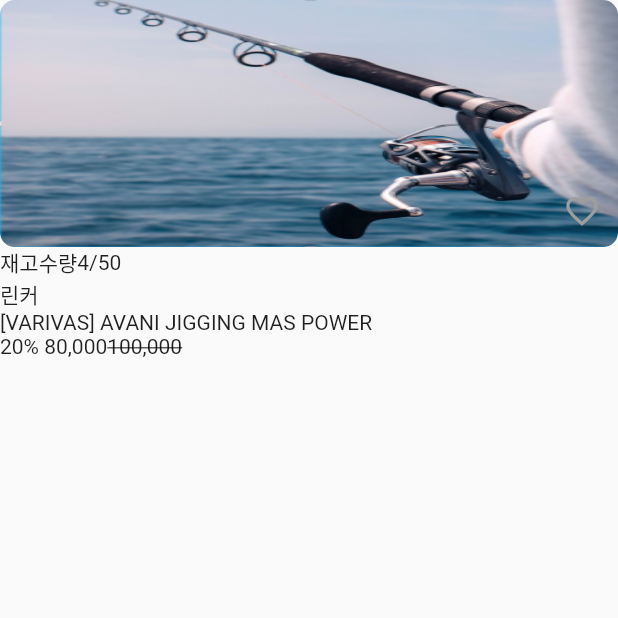
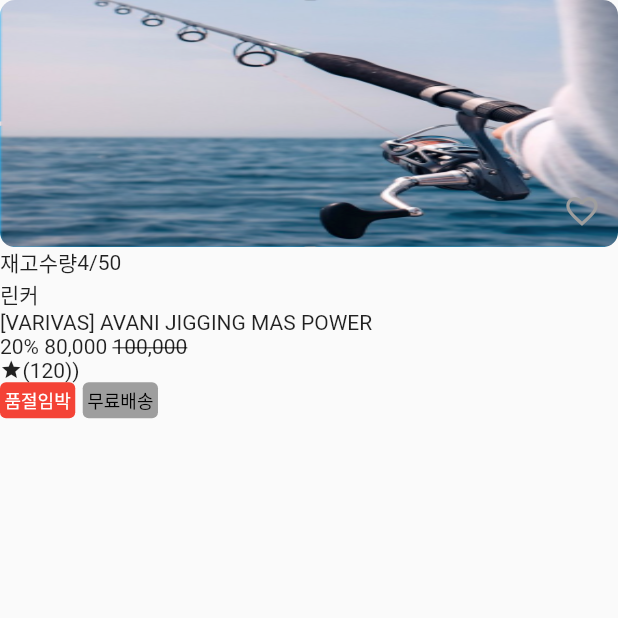
Before and after one commit to junhyeon-Lee/flutter_module_shopping_mall, a Flutter app: the SpecialEditionListItems screen opened directly, on a phone screen of 412 x 824 dp, the top half of it. Run offline on Flutter 3.47's test engine with Material 2 defaults, Android fonts, the phone set to English and light mode, and no system bars; our stand-ins replace carousel_slider, flutter_svg.

Commit message:
UI:1차 진행중

```diff
--- a/lib/presentation/view/view_screens/limited_edition/limited_edition.dart
+++ b/lib/presentation/view/view_screens/limited_edition/limited_edition.dart
@@ -1,6 +1,6 @@
 import 'package:carousel_slider/carousel_slider.dart';
 import 'package:flutter/material.dart';
-import 'package:flutter_module_shopping_mall/presentation/view/view_screens/special_exhibition/special_edition_list_items.dart';
+import 'package:flutter_module_shopping_mall/presentation/view/view_screens/limited_edition/limited_edition_list_items.dart';
 
 class LimitedEdition extends StatelessWidget {
   const LimitedEdition({Key? key}) : super(key: key);
@@ -8,6 +8,8 @@ class LimitedEdition extends StatelessWidget {
   @override
   Widget build(BuildContext context) {
     final deviceWidth = MediaQuery.of(context).size.width;
+    final deviceHeight = MediaQuery.of(context).size.height;
+
     List<String> images = ['assets/images/sample.png','assets/images/pika.png','assets/images/sample.png','assets/images/pika.png'];
     return Scaffold(
       body: Column(children: [
@@ -36,7 +38,7 @@ class LimitedEdition extends StatelessWidget {
 
 
 
-          SizedBox(height: 1000,
+          SizedBox(height: deviceHeight*0.85,
           child: DefaultTabController(
             length: 10,
             child: Scaffold(
@@ -58,7 +60,7 @@ class LimitedEdition extends StatelessWidget {
 
                 ],
               ),
-              body: SizedBox(height: 800,
+              body: SizedBox(height: deviceHeight*0.83,
                 child: TabBarView(
                   children: <Widget>[
 
--- a/lib/presentation/view/view_screens/special_exhibition/special_edition_list_items.dart
+++ b/lib/presentation/view/view_screens/limited_edition/limited_edition_list_items.dart
@@ -42,13 +42,44 @@ class SpecialEditionListItems extends StatelessWidget {
               const Text('[VARIVAS] AVANI JIGGING MAS POWER'),
               Row(
                 children: const [
-                  Text('20% 80,000'),
+                  Text('20% 80,000 '),
                   Text('100,000', style: TextStyle(decoration: TextDecoration.lineThrough))
                 ],
               ),
 
 
-            ],)
+              Row(
+                children: const [
+                  Icon(Icons.star_outlined,size: 15,),
+                  Text('(120))')
+                ],
+              ),
+
+              Row(
+                children: [
+                  Container(padding: const EdgeInsets.all(3),
+                      decoration:const BoxDecoration(
+                        color: Colors.red,
+                        borderRadius: BorderRadius.all(Radius.circular(4)),
+                      ),
+                      child: const Text('품절임박',style: TextStyle(color: Colors.white,fontSize: 12),),
+                  ),
+
+                  const SizedBox(width: 5,),
+                  Container(padding: const EdgeInsets.all(3),
+                    decoration:const BoxDecoration(
+                      color: Colors.grey,
+                      borderRadius: BorderRadius.all(Radius.circular(4)),
+                    ),
+                    child: const Text('무료배송',style: TextStyle(color: Colors.black,fontSize: 12),),
+                  ),
+                ],
+              ),
+
+
+
+            ],
+          )
         ],
       ),
     );
```
